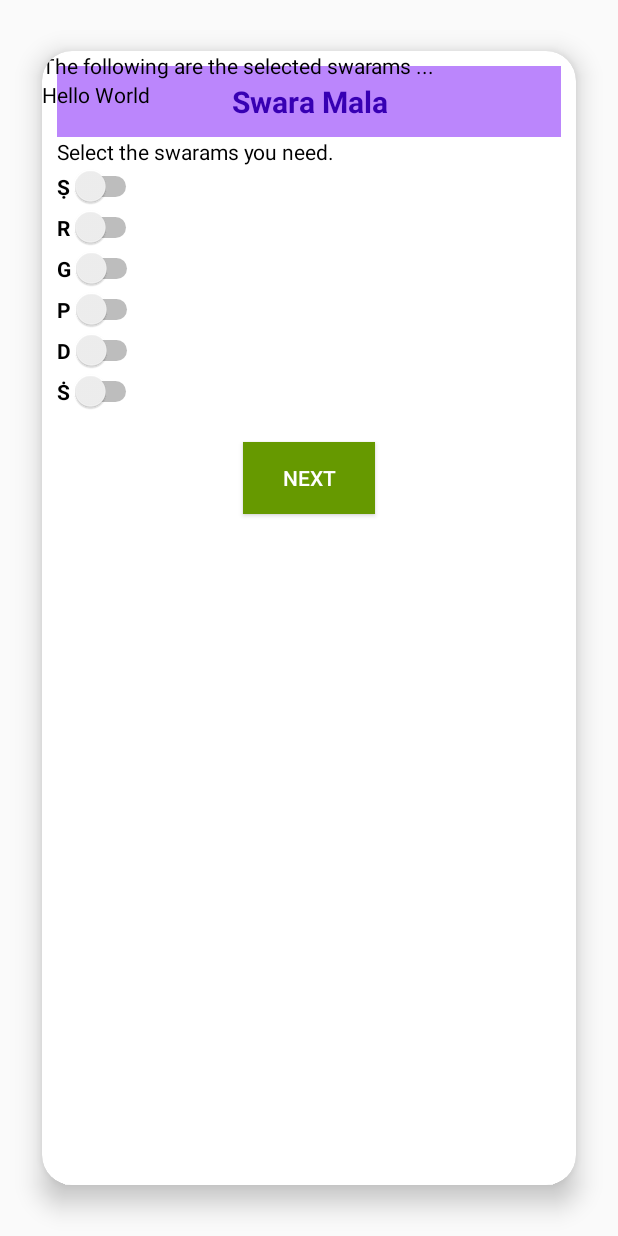
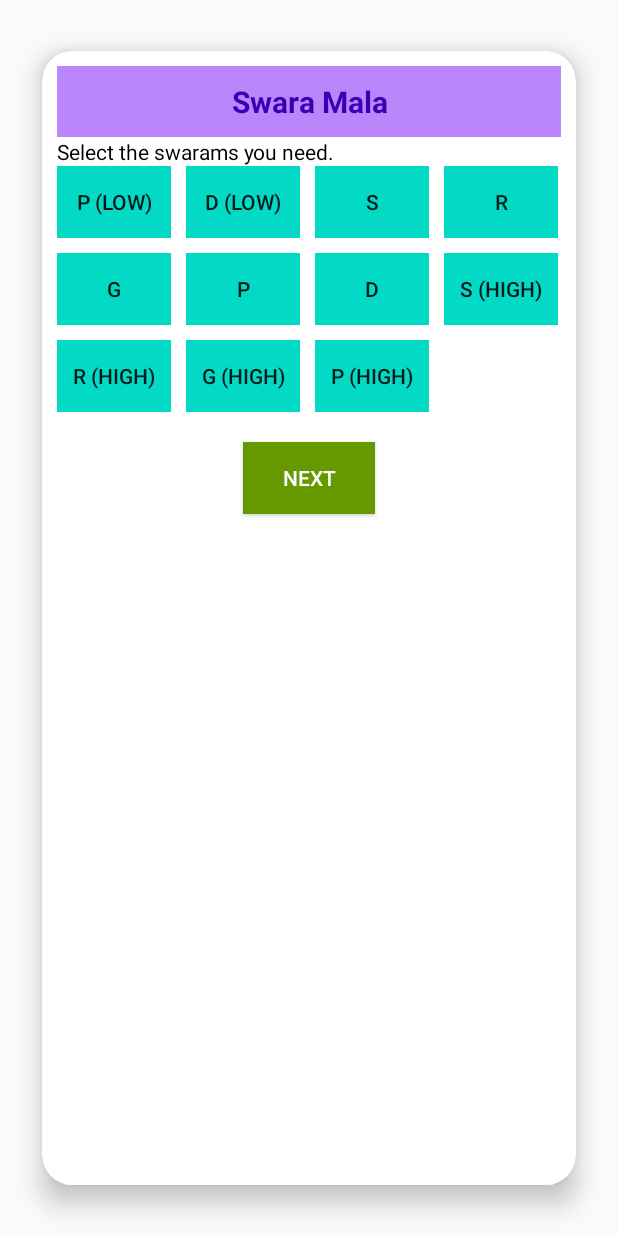
Before and after one commit to VikramVasudevan/swaramala, an Android app built with Jetpack Compose: the screen it shows after launch (MainActivity), on a phone screen of 412 x 824 dp. Run offline under Robolectric (Android 15) with nearby library versions, the phone set to English and light mode, and no system bars.

Commit message:
Changed layout to grid with buttons

```diff
--- a/app/src/main/java/com/example/swaramala/MainActivity.kt
+++ b/app/src/main/java/com/example/swaramala/MainActivity.kt
@@ -1,9 +1,7 @@
 package com.example.swaramala
 
 import android.os.Bundle
-import android.util.Log
-import android.widget.Switch
-import android.widget.Toast
+import android.widget.GridView
 import androidx.activity.ComponentActivity
 import androidx.activity.enableEdgeToEdge
 import androidx.compose.material3.Text
@@ -12,11 +10,13 @@ import androidx.compose.ui.Modifier
 import androidx.compose.ui.graphics.Color
 import androidx.compose.ui.tooling.preview.Preview
 import com.example.swaramala.databinding.ActivityMainBinding
-import com.example.swaramala.databinding.SelectedSwaramsBinding
 import com.example.swaramala.ui.theme.SwaraMalaTheme
 
 class MainActivity : ComponentActivity() {
+    private lateinit var swaramGrid: GridView
+
     private lateinit var activityMainBinding: ActivityMainBinding
+    /*
     private lateinit var selectedSwaramsBinding: SelectedSwaramsBinding
 
     val selectedSwarams = ArrayList<CharSequence>()
@@ -32,56 +32,31 @@ class MainActivity : ComponentActivity() {
         selectedSwaramsBinding.selectedSwarams.text = "$selectedSwarams"
         println("Selected Swarams = $selectedSwarams")
     }
+     */
     override fun onCreate(savedInstanceState: Bundle?) {
         super.onCreate(savedInstanceState)
         enableEdgeToEdge()
         setContentView(R.layout.activity_main)
         activityMainBinding = ActivityMainBinding.inflate(layoutInflater)
-        selectedSwaramsBinding = SelectedSwaramsBinding.inflate(layoutInflater)
+        swaramGrid = findViewById(R.id.swaramGrid)
+        val swaramModelArrayList: ArrayList<SwaramModel> = ArrayList<SwaramModel>()
+        swaramModelArrayList.add(SwaramModel("P_LOW", "P_LOW", "p (LOW)"))
+        swaramModelArrayList.add(SwaramModel("D_LOW", "D_LOW", "D (LOW)"))
+        swaramModelArrayList.add(SwaramModel("S", "S", "S"))
+        swaramModelArrayList.add(SwaramModel("R", "R", "R"))
+        swaramModelArrayList.add(SwaramModel("G", "G", "G"))
+        swaramModelArrayList.add(SwaramModel("P", "P", "P"))
+        swaramModelArrayList.add(SwaramModel("D", "D", "D"))
+        swaramModelArrayList.add(SwaramModel("S_HIGH", "S_HIGH", "S (HIGH)"))
+        swaramModelArrayList.add(SwaramModel("R_HIGH", "R_HIGH", "R (HIGH)"))
+        swaramModelArrayList.add(SwaramModel("G_HIGH", "G_HIGH", "G (HIGH)"))
+        swaramModelArrayList.add(SwaramModel("P_HIGH", "P_HIGH", "P (HIGH)"))
 
-        val switch1 : Switch = findViewById(R.id.switch1)
-        val switch2 : Switch = findViewById(R.id.switch2)
-        val switch3 : Switch = findViewById(R.id.switch3)
-        val switch4 : Switch = findViewById(R.id.switch4)
-        val switch5 : Switch = findViewById(R.id.switch5)
-        val switch6 : Switch = findViewById(R.id.switch6)
-        switch1.setOnCheckedChangeListener({ _ , isChecked ->
-            handleSwaramSelection(switch1, isChecked)
-        })
+        val adapter = SwaramAdapter(this, swaramModelArrayList)
+        swaramGrid.adapter = adapter
 
-        switch1.setOnCheckedChangeListener({ _ , isChecked ->
-            handleSwaramSelection(switch1, isChecked)
-        })
+        // selectedSwaramsBinding = SelectedSwaramsBinding.inflate(layoutInflater)
 
-        switch2.setOnCheckedChangeListener({ _ , isChecked ->
-            handleSwaramSelection(switch2, isChecked)
-        })
-
-        switch3.setOnCheckedChangeListener({ _ , isChecked ->
-            handleSwaramSelection(switch3, isChecked)
-        })
-
-        switch4.setOnCheckedChangeListener({ _ , isChecked ->
-            handleSwaramSelection(switch4, isChecked)
-        })
-
-        switch5.setOnCheckedChangeListener({ _ , isChecked ->
-            handleSwaramSelection(switch5, isChecked)
-        })
-
-        switch6.setOnCheckedChangeListener({ _ , isChecked ->
-            handleSwaramSelection(switch6, isChecked)
-        })
-        /* setContent {
-            SwaraMalaTheme {
-                Scaffold(modifier = Modifier.fillMaxSize()) { innerPadding ->
-                    Greeting(
-                        name = "Vikram",
-                        modifier = Modifier.padding(innerPadding)
-                    )
-                }
-            }
-        }*/
     }
 
     fun toggleSwaram(prmSelected : Any) {
--- /dev/null
+++ b/app/src/main/java/com/example/swaramala/SwaramAdapter.kt
@@ -0,0 +1,37 @@
+package com.example.swaramala
+
+import android.content.Context
+import android.view.LayoutInflater
+import android.view.View
+import android.view.ViewGroup
+import android.widget.ArrayAdapter
+import android.widget.TextView
+import android.widget.Toast
+
+class SwaramAdapter(context: Context, swaramModelArrayList: ArrayList<SwaramModel>) :
+    ArrayAdapter<SwaramModel?>(context, 0, swaramModelArrayList as List<SwaramModel?>) {
+
+    override fun getView(position: Int, convertView: View?, parent: ViewGroup): View {
+
+        var listitemView = convertView
+        if (listitemView == null) {
+            // Layout Inflater inflates each item to be displayed in GridView.
+            listitemView = LayoutInflater.from(context).inflate(R.layout.selected_swarams, parent, false)
+        }
+
+        val swaramModel: SwaramModel? = getItem(position)
+        val swaramButton = listitemView!!.findViewById<TextView>(R.id.swaramId)
+
+        if (swaramModel != null) {
+            swaramButton.setText(swaramModel.getLabel())
+            swaramButton.setOnClickListener(object : View.OnClickListener {
+                override fun onClick(view: View?) {
+                    // Do some work here
+                    println("You clicked on button ${swaramModel.getLabel()}")
+                }
+
+            })
+        }
+        return listitemView
+    }
+}
--- /dev/null
+++ b/app/src/main/java/com/example/swaramala/SwaramModel.kt
@@ -0,0 +1,27 @@
+package com.example.swaramala
+
+class SwaramModel(private var id : String,private var name : String, private var label : String) {
+    fun getId(): String {
+        return id
+    }
+
+    fun setId(id: String) {
+        this.id = id
+    }
+
+    fun getName(): String {
+        return name
+    }
+
+    fun setName(name: String) {
+        this.name = name
+    }
+
+    fun getLabel(): String {
+        return label
+    }
+
+    fun setLabel(label: String) {
+        this.label = label
+    }
+}
--- a/app/src/main/res/layout/activity_main.xml
+++ b/app/src/main/res/layout/activity_main.xml
@@ -43,48 +43,14 @@
             android:text="@string/select_swarams"
             android:textColor="#000000" />
 
-        <Switch
-            android:id="@+id/switch1"
-            android:layout_width="wrap_content"
+        <GridView
+            android:id="@+id/swaramGrid"
+            android:layout_width="fill_parent"
             android:layout_height="wrap_content"
-            android:text="@string/sa_lower"
-            android:textStyle="bold"
-            />
-
-        <Switch
-            android:id="@+id/switch2"
-            android:layout_width="wrap_content"
-            android:layout_height="wrap_content"
-            android:text="@string/ri_lower"
-            android:textStyle="bold" />
-
-        <Switch
-            android:id="@+id/switch3"
-            android:layout_width="wrap_content"
-            android:layout_height="wrap_content"
-            android:text="@string/ga_lower"
-            android:textStyle="bold" />
-
-        <Switch
-            android:id="@+id/switch4"
-            android:layout_width="wrap_content"
-            android:layout_height="wrap_content"
-            android:text="@string/pa_lower"
-            android:textStyle="bold" />
-
-        <Switch
-            android:id="@+id/switch5"
-            android:layout_width="wrap_content"
-            android:layout_height="wrap_content"
-            android:text="@string/dha_lower"
-            android:textStyle="bold" />
-
-        <Switch
-            android:id="@+id/switch6"
-            android:layout_width="wrap_content"
-            android:layout_height="wrap_content"
-            android:text="@string/sa_higher"
-            android:textStyle="bold" />
+            android:numColumns="4"
+            android:verticalSpacing="10dp"
+            android:horizontalSpacing="10dp"
+             />
 
         <Button
             android:id="@+id/button"
@@ -99,6 +65,6 @@
             />
         </LinearLayout>
 
-        <include layout="@layout/selected_swarams"/>
+<!--        <include layout="@layout/selected_swarams"/>-->
     </androidx.cardview.widget.CardView>
 </LinearLayout>
--- a/app/src/main/res/layout/selected_swarams.xml
+++ b/app/src/main/res/layout/selected_swarams.xml
@@ -4,19 +4,12 @@
     android:layout_height="wrap_content"
     android:orientation="vertical">
 
-    <TextView
-        android:id="@+id/selectedSwaramsTitle"
-        android:layout_width="match_parent"
+    <Button
+        android:id="@+id/swaramId"
+        android:layout_width="wrap_content"
         android:layout_height="wrap_content"
-        android:text="The following are the selected swarams ..."
-        android:textColor="#000000" />
-
-    <TextView
-        android:id="@+id/selectedSwarams"
-        android:layout_width="match_parent"
-        android:layout_height="wrap_content"
-        android:textColor="#000000"
-        android:text="Hello World"
+        android:text="@+id/swaramLabel"
+        android:background="@color/teal_200"
         />
 
 </LinearLayout>
```
